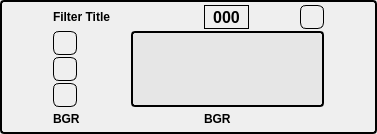
brunoabud/ic, file resources/ui/ICFilterUI.ui: the form before one commit.
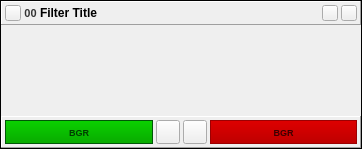
The form after the commit. Icons and pictures are not drawn.

```diff
--- a/resources/ui/ICFilterUI.ui
+++ b/resources/ui/ICFilterUI.ui
@@ -6,396 +6,479 @@
    <rect>
     <x>0</x>
     <y>0</y>
-    <width>377</width>
-    <height>134</height>
+    <width>362</width>
+    <height>149</height>
    </rect>
   </property>
+  <property name="sizePolicy">
+   <sizepolicy hsizetype="Preferred" vsizetype="Preferred">
+    <horstretch>0</horstretch>
+    <verstretch>0</verstretch>
+   </sizepolicy>
+  </property>
   <property name="windowTitle">
    <string>Frame</string>
   </property>
   <property name="styleSheet">
-   <string notr="true">QFrame {
-    border: 2px solid black;
-    border-radius: 4px;
-}
-
-QFrame#frm_parameters {
-    border: 1px solid black;
-    border-radius: 4px;
-    background-color: rgb(230, 230, 230);
-}
-
-QLabel {
-	border: none;
-}
-
-QLabel#lbl_fid {
-	border: 1px solid black;
-border-radius:none;
-}
-
-QPushButton:!checked {
-	border: 1px solid black;
-	border-radius: 6px;
-	max-width: 22px;
-	max-height: 22px;
-	min-width: 22px;
-	min-height: 22px;
-
-}
-
-QPushButton#pb_parameters {
-	border: none;
-	border-radius: 6px;
-	max-width: 999999px;
-	max-height: 20px;
-	min-width: 0;
-	min-height: 20px;
-}</string>
+   <string notr="true"/>
   </property>
   <property name="frameShape">
    <enum>QFrame::Panel</enum>
   </property>
   <property name="frameShadow">
-   <enum>QFrame::Raised</enum>
+   <enum>QFrame::Plain</enum>
   </property>
   <property name="lineWidth">
    <number>1</number>
   </property>
-  <layout class="QGridLayout" name="gridLayout">
-   <property name="horizontalSpacing">
-    <number>3</number>
-   </property>
-   <property name="verticalSpacing">
-    <number>2</number>
-   </property>
+  <layout class="QGridLayout" name="gridLayout_3">
    <property name="margin">
-    <number>3</number>
+    <number>0</number>
    </property>
-   <item row="5" column="2">
-    <widget class="QLabel" name="filter_out">
+   <property name="spacing">
+    <number>0</number>
+   </property>
+   <item row="1" column="0">
+    <widget class="QFrame" name="frm_parameters">
      <property name="sizePolicy">
-      <sizepolicy hsizetype="Preferred" vsizetype="Preferred">
-       <horstretch>1</horstretch>
+      <sizepolicy hsizetype="Preferred" vsizetype="Expanding">
+       <horstretch>0</horstretch>
        <verstretch>0</verstretch>
       </sizepolicy>
      </property>
-     <property name="font">
-      <font>
-       <weight>75</weight>
-       <bold>true</bold>
-      </font>
-     </property>
-     <property name="text">
-      <string>BGR</string>
-     </property>
-    </widget>
-   </item>
-   <item row="5" column="1">
-    <widget class="QPushButton" name="pb_parameters">
-     <property name="sizePolicy">
-      <sizepolicy hsizetype="Minimum" vsizetype="Fixed">
-       <horstretch>99</horstretch>
-       <verstretch>0</verstretch>
-      </sizepolicy>
-     </property>
-     <property name="maximumSize">
-      <size>
-       <width>999999</width>
-       <height>20</height>
-      </size>
-     </property>
-     <property name="toolTip">
-      <string>Show/Hide filter params</string>
-     </property>
-     <property name="text">
-      <string notr="true"/>
-     </property>
-     <property name="icon">
-      <iconset resource="../res/ic_resources.qrc">
-       <normaloff>:/icon/arrowdown</normaloff>:/icon/arrowdown</iconset>
-     </property>
-     <property name="iconSize">
-      <size>
-       <width>40</width>
-       <height>10</height>
-      </size>
-     </property>
-     <property name="checkable">
-      <bool>true</bool>
-     </property>
-     <property name="flat">
-      <bool>true</bool>
-     </property>
-    </widget>
-   </item>
-   <item row="2" column="0">
-    <widget class="QPushButton" name="pb_ignore">
      <property name="minimumSize">
       <size>
-       <width>24</width>
-       <height>24</height>
+       <width>0</width>
+       <height>0</height>
       </size>
      </property>
-     <property name="maximumSize">
-      <size>
-       <width>24</width>
-       <height>24</height>
-      </size>
-     </property>
-     <property name="toolTip">
-      <string>Ignore filter</string>
-     </property>
-     <property name="text">
-      <string/>
-     </property>
-     <property name="icon">
-      <iconset resource="../res/ic_resources.qrc">
-       <normaloff>:/icon/no</normaloff>:/icon/no</iconset>
-     </property>
-     <property name="iconSize">
-      <size>
-       <width>16</width>
-       <height>16</height>
-      </size>
-     </property>
-     <property name="checkable">
-      <bool>true</bool>
-     </property>
-     <property name="checked">
-      <bool>false</bool>
-     </property>
-     <property name="flat">
-      <bool>false</bool>
-     </property>
-    </widget>
-   </item>
-   <item row="4" column="0">
-    <widget class="QPushButton" name="pb_down">
-     <property name="minimumSize">
-      <size>
-       <width>24</width>
-       <height>24</height>
-      </size>
-     </property>
-     <property name="maximumSize">
-      <size>
-       <width>24</width>
-       <height>24</height>
-      </size>
-     </property>
-     <property name="toolTip">
-      <string>Move filter down</string>
-     </property>
-     <property name="text">
-      <string/>
-     </property>
-     <property name="icon">
-      <iconset resource="../res/ic_resources.qrc">
-       <normaloff>:/icon/down</normaloff>:/icon/down</iconset>
-     </property>
-     <property name="iconSize">
-      <size>
-       <width>16</width>
-       <height>16</height>
-      </size>
-     </property>
-     <property name="flat">
-      <bool>false</bool>
-     </property>
-    </widget>
-   </item>
-   <item row="5" column="0">
-    <widget class="QLabel" name="filter_in">
-     <property name="sizePolicy">
-      <sizepolicy hsizetype="Preferred" vsizetype="Preferred">
-       <horstretch>1</horstretch>
-       <verstretch>0</verstretch>
-      </sizepolicy>
-     </property>
-     <property name="font">
-      <font>
-       <weight>75</weight>
-       <bold>true</bold>
-      </font>
-     </property>
-     <property name="text">
-      <string>BGR</string>
-     </property>
-    </widget>
-   </item>
-   <item row="3" column="0">
-    <widget class="QPushButton" name="pb_up">
-     <property name="minimumSize">
-      <size>
-       <width>24</width>
-       <height>24</height>
-      </size>
-     </property>
-     <property name="maximumSize">
-      <size>
-       <width>24</width>
-       <height>24</height>
-      </size>
-     </property>
-     <property name="toolTip">
-      <string>Move filter up</string>
-     </property>
-     <property name="text">
-      <string/>
-     </property>
-     <property name="icon">
-      <iconset resource="../res/ic_resources.qrc">
-       <normaloff>:/icon/up</normaloff>:/icon/up</iconset>
-     </property>
-     <property name="iconSize">
-      <size>
-       <width>16</width>
-       <height>16</height>
-      </size>
-     </property>
-     <property name="flat">
-      <bool>false</bool>
-     </property>
-    </widget>
-   </item>
-   <item row="2" column="1" rowspan="3" colspan="3">
-    <widget class="QFrame" name="frm_parameters_back">
      <property name="frameShape">
-      <enum>QFrame::Panel</enum>
+      <enum>QFrame::NoFrame</enum>
      </property>
      <property name="frameShadow">
       <enum>QFrame::Sunken</enum>
      </property>
-     <layout class="QGridLayout" name="gridLayout_3">
+     <layout class="QGridLayout" name="gridLayout_2">
       <property name="margin">
-       <number>0</number>
+       <number>3</number>
       </property>
       <property name="spacing">
-       <number>0</number>
+       <number>2</number>
       </property>
-      <item row="0" column="0">
-       <widget class="QFrame" name="frm_parameters">
+     </layout>
+    </widget>
+   </item>
+   <item row="0" column="0">
+    <widget class="QFrame" name="frm_top">
+     <property name="styleSheet">
+      <string notr="true"/>
+     </property>
+     <property name="frameShape">
+      <enum>QFrame::Panel</enum>
+     </property>
+     <property name="frameShadow">
+      <enum>QFrame::Raised</enum>
+     </property>
+     <layout class="QGridLayout" name="gridLayout_4">
+      <property name="horizontalSpacing">
+       <number>3</number>
+      </property>
+      <property name="margin">
+       <number>3</number>
+      </property>
+      <item row="0" column="1">
+       <widget class="QLabel" name="lbl_fid">
+        <property name="sizePolicy">
+         <sizepolicy hsizetype="Preferred" vsizetype="Preferred">
+          <horstretch>0</horstretch>
+          <verstretch>0</verstretch>
+         </sizepolicy>
+        </property>
+        <property name="minimumSize">
+         <size>
+          <width>0</width>
+          <height>0</height>
+         </size>
+        </property>
+        <property name="maximumSize">
+         <size>
+          <width>16777215</width>
+          <height>16777215</height>
+         </size>
+        </property>
+        <property name="font">
+         <font>
+          <pointsize>8</pointsize>
+          <weight>75</weight>
+          <bold>true</bold>
+         </font>
+        </property>
+        <property name="toolTip">
+         <string>Plugin ID</string>
+        </property>
         <property name="styleSheet">
-         <string notr="true">QFrame {
-border: none;
+         <string notr="true">QLabel{
+color:rgb(52, 52, 52);
+
 }</string>
         </property>
         <property name="frameShape">
          <enum>QFrame::NoFrame</enum>
         </property>
         <property name="frameShadow">
-         <enum>QFrame::Sunken</enum>
+         <enum>QFrame::Plain</enum>
         </property>
-        <layout class="QGridLayout" name="gridLayout_2">
-         <property name="margin">
-          <number>3</number>
-         </property>
-         <property name="spacing">
-          <number>2</number>
-         </property>
-        </layout>
+        <property name="text">
+         <string>00</string>
+        </property>
+        <property name="alignment">
+         <set>Qt::AlignCenter</set>
+        </property>
+        <property name="margin">
+         <number>3</number>
+        </property>
+       </widget>
+      </item>
+      <item row="0" column="0">
+       <widget class="QPushButton" name="pb_ignore">
+        <property name="minimumSize">
+         <size>
+          <width>16</width>
+          <height>16</height>
+         </size>
+        </property>
+        <property name="maximumSize">
+         <size>
+          <width>16</width>
+          <height>16</height>
+         </size>
+        </property>
+        <property name="toolTip">
+         <string>Ignore filter</string>
+        </property>
+        <property name="text">
+         <string/>
+        </property>
+        <property name="icon">
+         <iconset resource="../res/ic_resources.qrc">
+          <normaloff>:/icon/no</normaloff>:/icon/no</iconset>
+        </property>
+        <property name="iconSize">
+         <size>
+          <width>8</width>
+          <height>8</height>
+         </size>
+        </property>
+        <property name="checkable">
+         <bool>true</bool>
+        </property>
+        <property name="checked">
+         <bool>false</bool>
+        </property>
+        <property name="flat">
+         <bool>false</bool>
+        </property>
+       </widget>
+      </item>
+      <item row="0" column="5">
+       <widget class="QPushButton" name="pb_remove">
+        <property name="minimumSize">
+         <size>
+          <width>16</width>
+          <height>16</height>
+         </size>
+        </property>
+        <property name="maximumSize">
+         <size>
+          <width>16</width>
+          <height>16</height>
+         </size>
+        </property>
+        <property name="toolTip">
+         <string>Remove filter</string>
+        </property>
+        <property name="text">
+         <string/>
+        </property>
+        <property name="icon">
+         <iconset resource="../res/ic_resources.qrc">
+          <normaloff>:/icon/delete</normaloff>:/icon/delete</iconset>
+        </property>
+        <property name="iconSize">
+         <size>
+          <width>8</width>
+          <height>8</height>
+         </size>
+        </property>
+        <property name="flat">
+         <bool>false</bool>
+        </property>
+       </widget>
+      </item>
+      <item row="0" column="2">
+       <widget class="QLabel" name="title">
+        <property name="sizePolicy">
+         <sizepolicy hsizetype="Preferred" vsizetype="Preferred">
+          <horstretch>0</horstretch>
+          <verstretch>0</verstretch>
+         </sizepolicy>
+        </property>
+        <property name="font">
+         <font>
+          <weight>75</weight>
+          <bold>true</bold>
+         </font>
+        </property>
+        <property name="toolTip">
+         <string>Filter id and title</string>
+        </property>
+        <property name="text">
+         <string>Filter Title</string>
+        </property>
+        <property name="scaledContents">
+         <bool>false</bool>
+        </property>
+        <property name="alignment">
+         <set>Qt::AlignLeading|Qt::AlignLeft|Qt::AlignVCenter</set>
+        </property>
+        <property name="margin">
+         <number>3</number>
+        </property>
+       </widget>
+      </item>
+      <item row="0" column="3">
+       <spacer name="horizontalSpacer">
+        <property name="orientation">
+         <enum>Qt::Horizontal</enum>
+        </property>
+        <property name="sizeHint" stdset="0">
+         <size>
+          <width>40</width>
+          <height>1</height>
+         </size>
+        </property>
+       </spacer>
+      </item>
+      <item row="0" column="4">
+       <widget class="QPushButton" name="pb_parameters">
+        <property name="sizePolicy">
+         <sizepolicy hsizetype="Minimum" vsizetype="Fixed">
+          <horstretch>0</horstretch>
+          <verstretch>0</verstretch>
+         </sizepolicy>
+        </property>
+        <property name="minimumSize">
+         <size>
+          <width>16</width>
+          <height>16</height>
+         </size>
+        </property>
+        <property name="maximumSize">
+         <size>
+          <width>16</width>
+          <height>16</height>
+         </size>
+        </property>
+        <property name="toolTip">
+         <string>Show/Hide filter params</string>
+        </property>
+        <property name="text">
+         <string notr="true"/>
+        </property>
+        <property name="icon">
+         <iconset resource="../res/ic_resources.qrc">
+          <normaloff>:/icon/arrow_down2</normaloff>:/icon/arrow_down2</iconset>
+        </property>
+        <property name="iconSize">
+         <size>
+          <width>30</width>
+          <height>10</height>
+         </size>
+        </property>
+        <property name="checkable">
+         <bool>true</bool>
+        </property>
+        <property name="checked">
+         <bool>false</bool>
+        </property>
+        <property name="flat">
+         <bool>false</bool>
+        </property>
        </widget>
       </item>
      </layout>
     </widget>
    </item>
-   <item row="0" column="3">
-    <widget class="QPushButton" name="pb_remove">
-     <property name="minimumSize">
-      <size>
-       <width>24</width>
-       <height>24</height>
-      </size>
+   <item row="2" column="0">
+    <widget class="QFrame" name="frm_bottom">
+     <property name="enabled">
+      <bool>true</bool>
      </property>
-     <property name="maximumSize">
-      <size>
-       <width>24</width>
-       <height>24</height>
-      </size>
-     </property>
-     <property name="toolTip">
-      <string>Remove filter</string>
-     </property>
-     <property name="text">
-      <string/>
-     </property>
-     <property name="icon">
-      <iconset resource="../res/ic_resources.qrc">
-       <normaloff>:/icon/delete</normaloff>:/icon/delete</iconset>
-     </property>
-     <property name="iconSize">
-      <size>
-       <width>16</width>
-       <height>16</height>
-      </size>
-     </property>
-     <property name="flat">
+     <property name="autoFillBackground">
       <bool>false</bool>
      </property>
-    </widget>
-   </item>
-   <item row="0" column="2">
-    <widget class="QLabel" name="lbl_fid">
-     <property name="minimumSize">
-      <size>
-       <width>45</width>
-       <height>0</height>
-      </size>
-     </property>
-     <property name="maximumSize">
-      <size>
-       <width>45</width>
-       <height>16777215</height>
-      </size>
-     </property>
-     <property name="font">
-      <font>
-       <pointsize>12</pointsize>
-       <weight>75</weight>
-       <bold>true</bold>
-      </font>
-     </property>
-     <property name="toolTip">
-      <string>Plugin ID</string>
-     </property>
      <property name="frameShape">
-      <enum>QFrame::Box</enum>
+      <enum>QFrame::Panel</enum>
      </property>
      <property name="frameShadow">
       <enum>QFrame::Raised</enum>
      </property>
-     <property name="text">
-      <string>000</string>
-     </property>
-     <property name="alignment">
-      <set>Qt::AlignCenter</set>
-     </property>
-    </widget>
-   </item>
-   <item row="0" column="0" colspan="2">
-    <widget class="QLabel" name="title">
-     <property name="sizePolicy">
-      <sizepolicy hsizetype="Ignored" vsizetype="Preferred">
-       <horstretch>0</horstretch>
-       <verstretch>0</verstretch>
-      </sizepolicy>
-     </property>
-     <property name="font">
-      <font>
-       <weight>75</weight>
-       <bold>true</bold>
-      </font>
-     </property>
-     <property name="toolTip">
-      <string>Filter id and title</string>
-     </property>
-     <property name="text">
-      <string>Filter Title</string>
-     </property>
-     <property name="alignment">
-      <set>Qt::AlignLeading|Qt::AlignLeft|Qt::AlignVCenter</set>
-     </property>
+     <layout class="QGridLayout" name="gridLayout">
+      <property name="horizontalSpacing">
+       <number>3</number>
+      </property>
+      <property name="verticalSpacing">
+       <number>0</number>
+      </property>
+      <property name="margin">
+       <number>3</number>
+      </property>
+      <item row="1" column="2">
+       <widget class="QPushButton" name="pb_up">
+        <property name="enabled">
+         <bool>true</bool>
+        </property>
+        <property name="minimumSize">
+         <size>
+          <width>24</width>
+          <height>24</height>
+         </size>
+        </property>
+        <property name="maximumSize">
+         <size>
+          <width>24</width>
+          <height>24</height>
+         </size>
+        </property>
+        <property name="toolTip">
+         <string>Move filter up</string>
+        </property>
+        <property name="text">
+         <string/>
+        </property>
+        <property name="icon">
+         <iconset resource="../res/ic_resources.qrc">
+          <normaloff>:/icon/up</normaloff>:/icon/up</iconset>
+        </property>
+        <property name="iconSize">
+         <size>
+          <width>12</width>
+          <height>12</height>
+         </size>
+        </property>
+        <property name="flat">
+         <bool>false</bool>
+        </property>
+       </widget>
+      </item>
+      <item row="1" column="1">
+       <widget class="QPushButton" name="pb_down">
+        <property name="minimumSize">
+         <size>
+          <width>24</width>
+          <height>24</height>
+         </size>
+        </property>
+        <property name="maximumSize">
+         <size>
+          <width>24</width>
+          <height>24</height>
+         </size>
+        </property>
+        <property name="toolTip">
+         <string>Move filter down</string>
+        </property>
+        <property name="styleSheet">
+         <string notr="true"/>
+        </property>
+        <property name="text">
+         <string/>
+        </property>
+        <property name="icon">
+         <iconset resource="../res/ic_resources.qrc">
+          <normaloff>:/icon/down</normaloff>:/icon/down</iconset>
+        </property>
+        <property name="iconSize">
+         <size>
+          <width>12</width>
+          <height>12</height>
+         </size>
+        </property>
+        <property name="flat">
+         <bool>false</bool>
+        </property>
+       </widget>
+      </item>
+      <item row="1" column="0">
+       <widget class="QLabel" name="filter_in">
+        <property name="sizePolicy">
+         <sizepolicy hsizetype="Preferred" vsizetype="Preferred">
+          <horstretch>0</horstretch>
+          <verstretch>0</verstretch>
+         </sizepolicy>
+        </property>
+        <property name="font">
+         <font>
+          <pointsize>7</pointsize>
+          <weight>75</weight>
+          <bold>true</bold>
+         </font>
+        </property>
+        <property name="styleSheet">
+         <string notr="true">QLabel{
+background-color: qlineargradient(spread:pad, x1:0, y1:0, x2:0, y2:1, stop:0 rgba(10, 210, 0, 255), stop:1 rgba(9, 169, 0, 255));
+border:1px solid rgb(0, 86, 7);
+color: rgb(0,60, 0);
+}</string>
+        </property>
+        <property name="text">
+         <string>BGR</string>
+        </property>
+        <property name="alignment">
+         <set>Qt::AlignCenter</set>
+        </property>
+        <property name="margin">
+         <number>3</number>
+        </property>
+        <property name="indent">
+         <number>-1</number>
+        </property>
+       </widget>
+      </item>
+      <item row="1" column="3">
+       <widget class="QLabel" name="filter_out">
+        <property name="sizePolicy">
+         <sizepolicy hsizetype="Preferred" vsizetype="Preferred">
+          <horstretch>0</horstretch>
+          <verstretch>0</verstretch>
+         </sizepolicy>
+        </property>
+        <property name="font">
+         <font>
+          <pointsize>7</pointsize>
+          <weight>75</weight>
+          <bold>true</bold>
+         </font>
+        </property>
+        <property name="styleSheet">
+         <string notr="true">QLabel{
+background-color:qlineargradient(spread:pad, x1:0, y1:0, x2:0, y2:1, stop:0 rgba(223, 0, 0, 255), stop:1 rgba(189, 0, 0, 255)) ;
+border:1px solid rgb(156, 0, 2);
+color: rgb(60, 0, 0);
+}</string>
+        </property>
+        <property name="text">
+         <string>BGR</string>
+        </property>
+        <property name="alignment">
+         <set>Qt::AlignCenter</set>
+        </property>
+        <property name="margin">
+         <number>3</number>
+        </property>
+       </widget>
+      </item>
+     </layout>
     </widget>
    </item>
   </layout>
```
Left out of the diff: 3 changed lines with no effect on the pictures.
